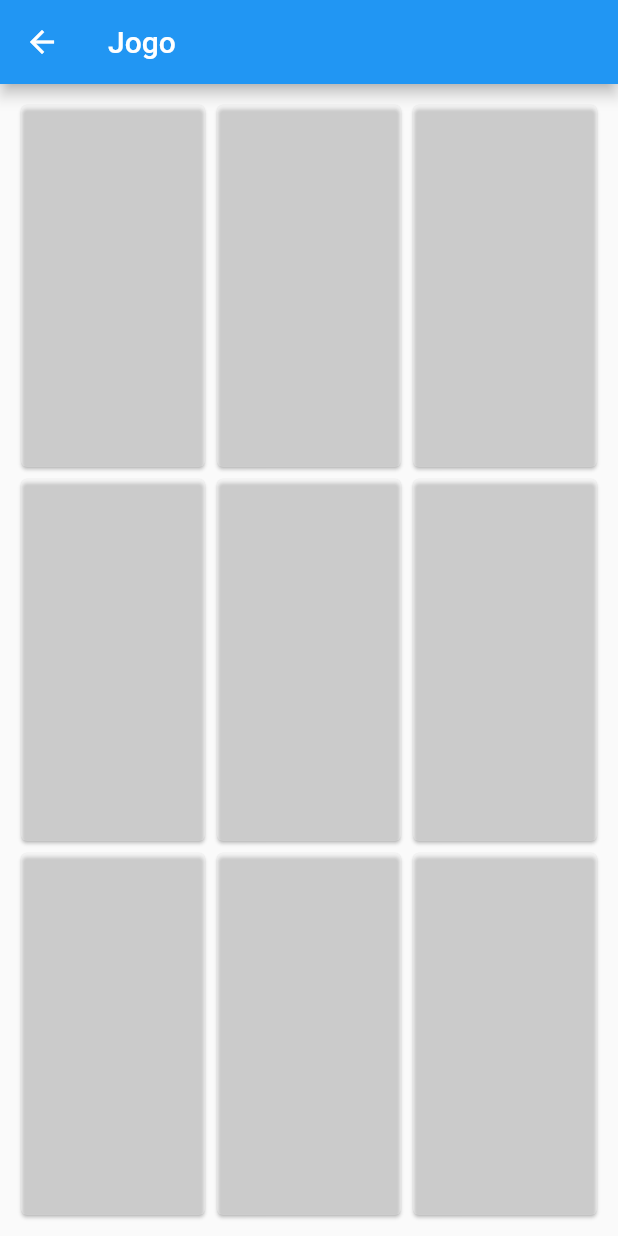
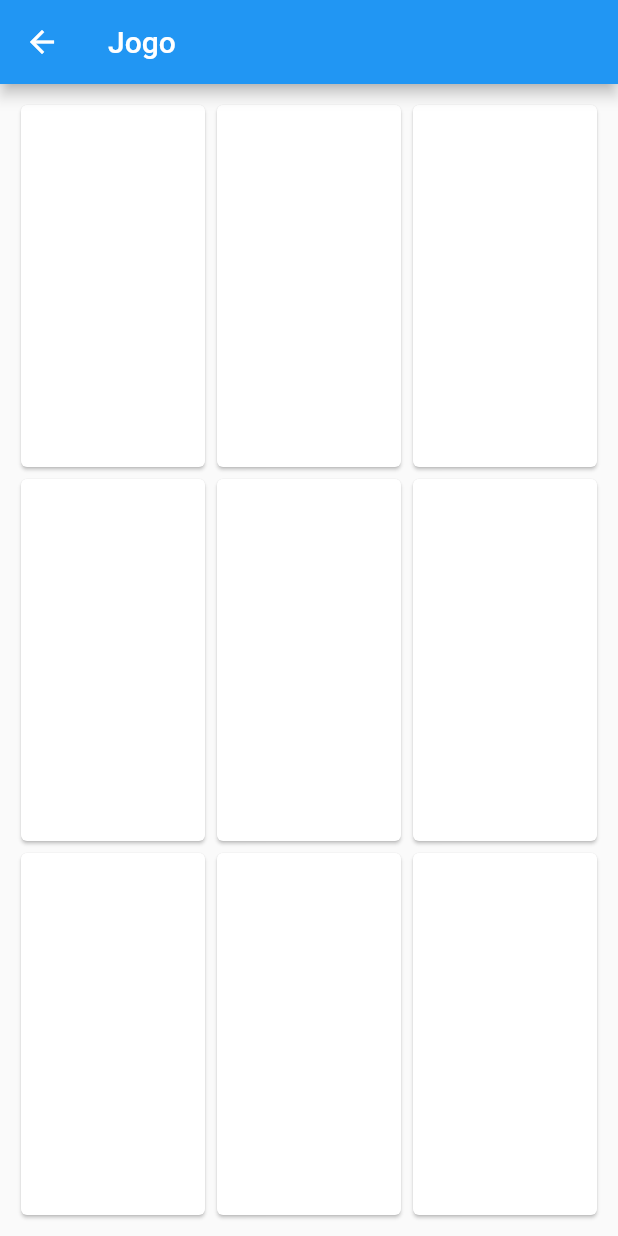
Before and after one commit to Anzell/minefield_flutter, a Flutter app: the screen it shows after launch, after a tap on "Fácil", on a phone screen of 412 x 824 dp. Run offline on Flutter 3.47's test engine with Material 2 defaults, Android fonts, the phone set to English and light mode, and no system bars.

Commit message:
Melhorado UI

```diff
--- a/lib/presenters/home/home_screen.dart
+++ b/lib/presenters/home/home_screen.dart
@@ -24,10 +24,12 @@ class HomeScreen extends StatelessWidget {
                   onPressed: () => Navigator.pushNamed(context, "/minefield",
                       arguments: MinefieldScreenParams(dificulty: GameDificulties.easy)),
                   label: "Fácil"),
+              const Space(),
               CustomButton(
                   onPressed: () => Navigator.pushNamed(context, "/minefield",
                       arguments: MinefieldScreenParams(dificulty: GameDificulties.normal)),
                   label: "Normal"),
+              const Space(),
               CustomButton(
                   onPressed: () => Navigator.pushNamed(context, "/minefield",
                       arguments: MinefieldScreenParams(dificulty: GameDificulties.expert)),
--- a/lib/presenters/minefield/minefield_screen.dart
+++ b/lib/presenters/minefield/minefield_screen.dart
@@ -1,6 +1,6 @@
 import 'package:flutter/material.dart';
 import 'package:minefield/core/constants/game_dificulties.dart';
-
+import 'dart:math';
 import 'package:minefield/presenters/minefield/controller/minefield_controller.dart';
 
 class MinefieldScreen extends StatelessWidget {
@@ -28,14 +28,14 @@ class MinefieldScreen extends StatelessWidget {
             return LayoutBuilder(
               builder: (context, constraints) => GridView.builder(
                   gridDelegate: SliverGridDelegateWithFixedCrossAxisCount(
-                      childAspectRatio:  constraints.maxHeight/constraints.maxWidth,
-                      crossAxisCount: minefield.length),
+                      childAspectRatio: constraints.maxHeight / constraints.maxWidth, crossAxisCount: minefield.length),
                   scrollDirection: Axis.horizontal,
                   itemCount: minefield.length * minefield.length,
                   itemBuilder: (context, index) {
                     int indexL = index % minefield.length;
                     int indexC = index ~/ minefield.length;
                     Color cardColor = Colors.white30;
+
                     if (minefield[indexL][indexC] != null) {
                       if (minefield[indexL][indexC] != -1) {
                         cardColor = Colors.green;
@@ -43,21 +43,35 @@ class MinefieldScreen extends StatelessWidget {
                         cardColor = Colors.red;
                       }
                     }
-                        return GestureDetector(
+                    final widget = minefield[indexL][indexC] == null
+                        ? _AvailableField(
                             onTap: () async => await controller.revealField(x: indexL, y: indexC),
-                          child: GridTile(
-                            child: Card(
-                              color: cardColor,
-                              child: Align(
+                            label: "${minefield[indexL][indexC] ?? ''}",
+                          )
+                        : _RevealedField(
+                            isBomb: minefield[indexL][indexC] == -1, label: "${minefield[indexL][indexC]}");
+                    return AnimatedSwitcher(
+                        transitionBuilder: (Widget child, Animation<double> animation) {
+                          final rotate = Tween(begin: pi, end: 0.0).animate(animation);
+                          return AnimatedBuilder(
+                              animation: rotate,
+                              child: child,
+                              builder: (BuildContext context, Widget? child) {
+                                final angle = (ValueKey(widget is _AvailableField) != widget.key)
+                                    ? min(rotate.value, pi / 2)
+                                    : rotate.value;
+                                return Transform(
+                                  transform: Matrix4.rotationY(angle),
+                                  child: child,
                                   alignment: Alignment.center,
-                                child: Text("${minefield[indexL][indexC] ?? ''}"),
-                              ),
-                            ),
-                          ),
                                 );
+                              });
+                        },
+                        duration: const Duration(milliseconds: 400),
+                        child: widget);
                   } //
                   ),
-            );//
+            ); //
           },
         ),
       ),
@@ -73,9 +87,58 @@ class MinefieldScreen extends StatelessWidget {
             content: Text("KABUM"),
           ),
         );
-        Navigator.pushNamedAndRemoveUntil(context, "/", (route) => false);
+        //Navigator.pushNamedAndRemoveUntil(context, "/", (route) => false);
       }
     });
+  }
+}
+
+class _AvailableField extends StatelessWidget {
+  const _AvailableField({Key? key, required this.label, required this.onTap}) : super(key: key);
+
+  final Function() onTap;
+  final String label;
+
+  @override
+  Widget build(BuildContext context) {
+    return GestureDetector(
+      onTap: onTap,
+      child: GridTile(
+        child: Card(
+          child: Align(
+            alignment: Alignment.center,
+            child: Text(label),
+          ),
+        ),
+      ),
+    );
+  }
+}
+
+class _RevealedField extends StatelessWidget {
+  const _RevealedField({Key? key, required this.isBomb, required this.label}) : super(key: key);
+
+  final String label;
+  final bool isBomb;
+
+  @override
+  Widget build(BuildContext context) {
+    return LayoutBuilder(
+      builder: (context, constraints) => GridTile(
+        child: Card(
+          color: isBomb ? Colors.red : Colors.green,
+          child: Align(
+            alignment: Alignment.center,
+            child: !isBomb
+                ? Text(label)
+                : Image.asset(
+                    "assets/bomb.png",
+                    width: constraints.maxWidth / 2,
+                  ),
+          ),
+        ),
+      ),
+    );
   }
 }
 
--- a/pubspec.yaml
+++ b/pubspec.yaml
@@ -58,8 +58,8 @@ flutter:
   uses-material-design: true
 
   # To add assets to your application, add an assets section, like this:
-  # assets:
-  #   - images/a_dot_burr.jpeg
+  assets:
+    - assets/bomb.png
   #   - images/a_dot_ham.jpeg
 
   # An image asset can refer to one or more resolution-specific "variants", see
```
Also changed, not shown: lib/presenters/minefield/controller/minefield_controller.dart (+15 -18 lines), assets/bomb.png (added), assets/bomb.webp (added). Lines whose indentation alone changed are shown as unchanged.
